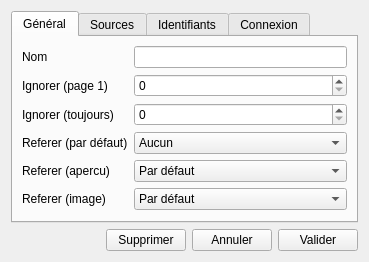
This is ui/sourcessettingswindow.ui in XanderMld/imgbrd-grabber as Qt 5 draws it before an edit. The edited form follows.
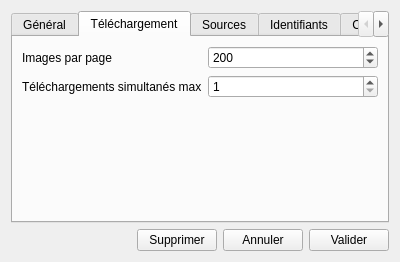
This is the edited form. The open tabs and pages were chosen to show the change. Icons and pictures are not drawn.

Diff of the .ui file:
```diff
--- a/ui/sourcessettingswindow.ui
+++ b/ui/sourcessettingswindow.ui
@@ -6,8 +6,8 @@
    <rect>
     <x>0</x>
     <y>0</y>
-    <width>369</width>
-    <height>246</height>
+    <width>400</width>
+    <height>250</height>
    </rect>
   </property>
   <property name="windowTitle">
@@ -171,6 +171,50 @@
        </item>
       </layout>
      </widget>
+     <widget class="QWidget" name="tab">
+      <attribute name="title">
+       <string>Téléchargement</string>
+      </attribute>
+      <layout class="QFormLayout" name="formLayout">
+       <item row="1" column="0">
+        <widget class="QLabel" name="label_3">
+         <property name="text">
+          <string>Téléchargements simultanés max</string>
+         </property>
+        </widget>
+       </item>
+       <item row="1" column="1">
+        <widget class="QSpinBox" name="spinSimultaneousDownloads">
+         <property name="minimum">
+          <number>1</number>
+         </property>
+         <property name="maximum">
+          <number>10</number>
+         </property>
+        </widget>
+       </item>
+       <item row="0" column="0">
+        <widget class="QLabel" name="label_4">
+         <property name="text">
+          <string>Images par page</string>
+         </property>
+        </widget>
+       </item>
+       <item row="0" column="1">
+        <widget class="QSpinBox" name="spinImagesPerPage">
+         <property name="minimum">
+          <number>1</number>
+         </property>
+         <property name="maximum">
+          <number>1000</number>
+         </property>
+         <property name="value">
+          <number>200</number>
+         </property>
+        </widget>
+       </item>
+      </layout>
+     </widget>
      <widget class="QWidget" name="tabSources">
       <attribute name="title">
        <string>Sources</string>
```
